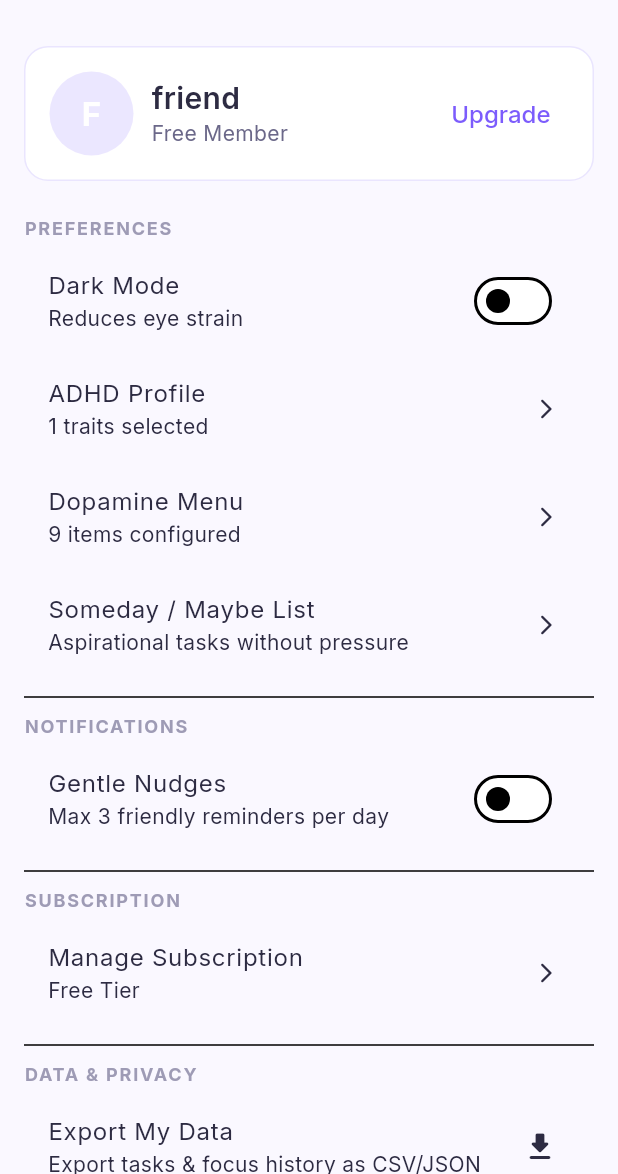
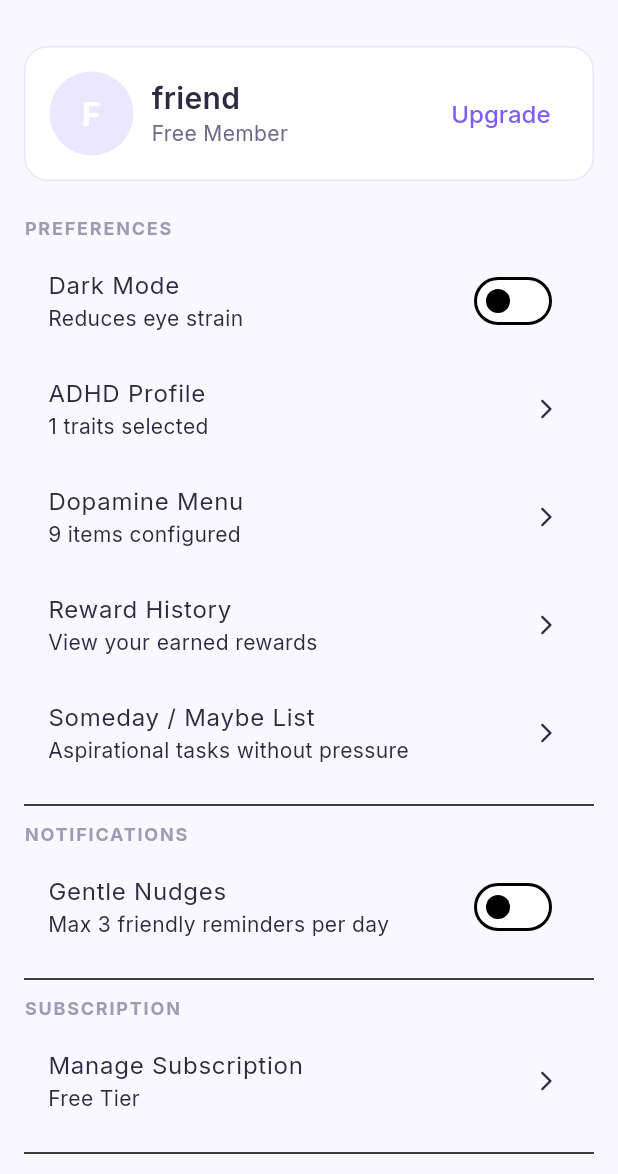
Before and after one commit to TheNishadhraj/Ekagra, a Flutter app: the SettingsScreen screen opened by its route, on a phone screen of 412 x 824 dp, the part 62-1236 px from its top. Run offline on Flutter 3.47's test engine with Material 3 defaults, Android fonts, the phone set to English and light mode, and no system bars; our stand-ins replace flutter_animate, google_fonts, shared_preferences; accounts and stored records are empty.

Commit message:
Add Rewards History UI, route and test

```diff
--- a/lib/config/routes.dart
+++ b/lib/config/routes.dart
@@ -11,6 +11,7 @@ import '../screens/onboarding/dopamine_menu_setup_screen.dart';
 import '../screens/onboarding/notification_permission_screen.dart';
 import '../screens/onboarding/paywall_screen.dart';
 import '../screens/rewards/reward_reveal_screen.dart';
+import '../screens/rewards/reward_history_screen.dart';
 import '../screens/settings/settings_screen.dart';
 import '../screens/shared/main_shell.dart';
 import '../screens/someday/someday_list_screen.dart';
@@ -32,6 +33,7 @@ class AppRoutes {
   static const focus = '/focus';
   static const focusComplete = '/focus-complete';
   static const rewardReveal = '/reward-reveal';
+  static const rewardHistory = '/reward-history';
   static const timeline = '/timeline';
   static const bodyDouble = '/body-double';
   static const someday = '/someday';
@@ -68,6 +70,8 @@ class AppRoutes {
       case rewardReveal:
         final reward = routeSettings.arguments as DopamineReward?;
         return _fade(RewardRevealScreen(reward: reward), routeSettings);
+      case rewardHistory:
+        return _slide(const RewardHistoryScreen(), routeSettings);
       case timeline:
         return _slide(const DayViewScreen(), routeSettings);
       case bodyDouble:
--- a/lib/screens/settings/settings_screen.dart
+++ b/lib/screens/settings/settings_screen.dart
@@ -94,6 +94,12 @@ class SettingsScreen extends StatelessWidget {
               subtitle: Text('${rewardProvider.quickRewards.length + rewardProvider.mediumRewards.length + rewardProvider.bigRewards.length} items configured'),
               trailing: const Icon(Icons.arrow_forward_ios_rounded, size: 16),
               onTap: () => Navigator.pushNamed(context, AppRoutes.dopamineSetup),
+            ),
+            ListTile(
+              title: const Text('Reward History'),
+              subtitle: const Text('View your earned rewards'),
+              trailing: const Icon(Icons.arrow_forward_ios_rounded, size: 16),
+              onTap: () => Navigator.pushNamed(context, AppRoutes.rewardHistory),
             ),
             ListTile(
               title: const Text('Someday / Maybe List'),
```
Also changed, not shown: 1 other file.
